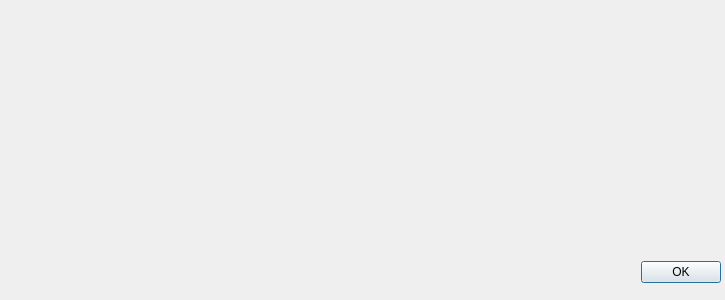
This is gui/about_dialog.ui in Seagate/cloudfuse as Qt 5 draws it before an edit. The edited form follows.
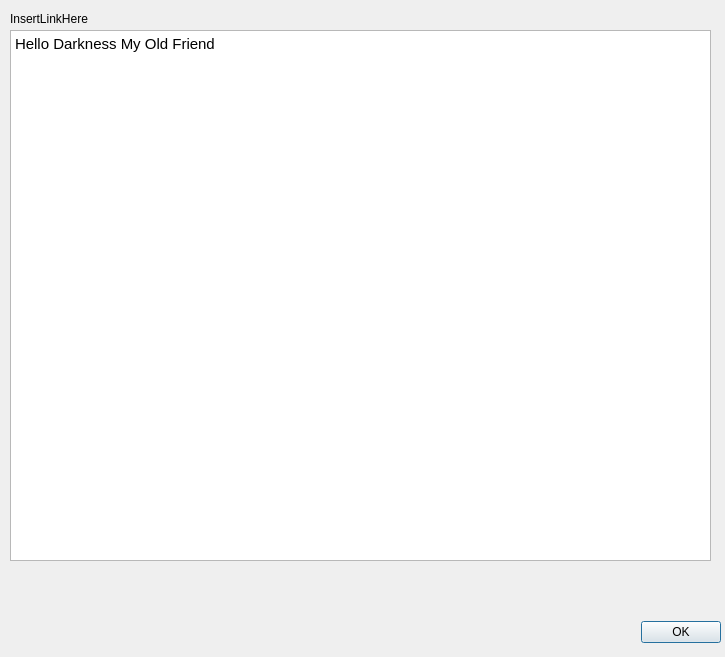
This is the edited form.

Commit message: About Pages WIP - AboutQT, next for CloudFUSE

The edit to the form file:
```diff
--- a/gui/about_dialog.ui
+++ b/gui/about_dialog.ui
@@ -7,7 +7,7 @@
     <x>0</x>
     <y>0</y>
     <width>725</width>
-    <height>300</height>
+    <height>657</height>
    </rect>
   </property>
   <property name="windowTitle">
@@ -17,7 +17,7 @@
    <property name="geometry">
     <rect>
      <x>640</x>
-     <y>260</y>
+     <y>620</y>
      <width>81</width>
      <height>25</height>
     </rect>
@@ -26,6 +26,36 @@
     <set>QDialogButtonBox::Ok</set>
    </property>
   </widget>
+  <widget class="QLabel" name="QtLisenceHypberLink">
+   <property name="geometry">
+    <rect>
+     <x>10</x>
+     <y>10</y>
+     <width>101</width>
+     <height>17</height>
+    </rect>
+   </property>
+   <property name="text">
+    <string>InsertLinkHere</string>
+   </property>
+  </widget>
+  <widget class="QTextBrowser" name="textBrowser">
+   <property name="geometry">
+    <rect>
+     <x>10</x>
+     <y>30</y>
+     <width>701</width>
+     <height>531</height>
+    </rect>
+   </property>
+   <property name="html">
+    <string>&lt;!DOCTYPE HTML PUBLIC &quot;-//W3C//DTD HTML 4.0//EN&quot; &quot;http://www.w3.org/TR/REC-html40/strict.dtd&quot;&gt;
+&lt;html&gt;&lt;head&gt;&lt;meta name=&quot;qrichtext&quot; content=&quot;1&quot; /&gt;&lt;style type=&quot;text/css&quot;&gt;
+p, li { white-space: pre-wrap; }
+&lt;/style&gt;&lt;/head&gt;&lt;body style=&quot; font-family:'Ubuntu'; font-size:11pt; font-weight:400; font-style:normal;&quot;&gt;
+&lt;p style=&quot; margin-top:0px; margin-bottom:0px; margin-left:0px; margin-right:0px; -qt-block-indent:0; text-indent:0px;&quot;&gt;Hello Darkness My Old Friend&lt;/p&gt;&lt;/body&gt;&lt;/html&gt;</string>
+   </property>
+  </widget>
  </widget>
  <resources/>
  <connections/>
```
The commit also changes 3 other files.
